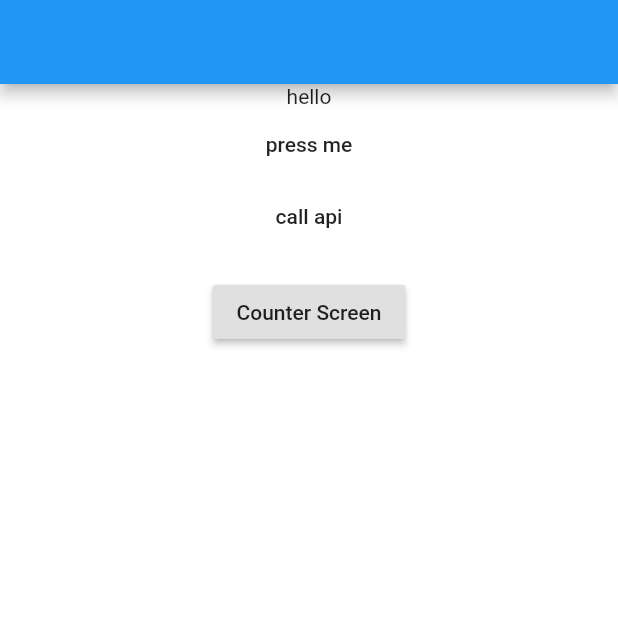
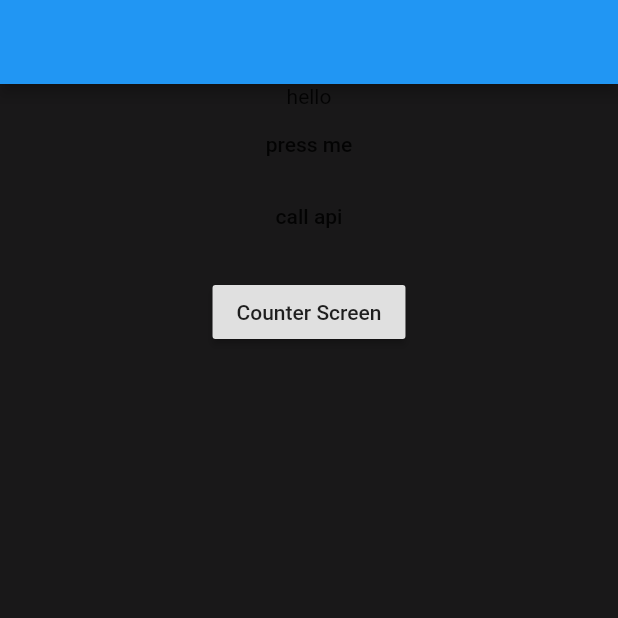
Before and after one commit to nhancv/nft, a Flutter app: the screen it shows after launch, on a phone screen of 412 x 824 dp, the top half of it. Run offline on Flutter 3.47's test engine with Material 2 defaults, Android fonts, the phone set to English and light mode, and no system bars; our stand-ins replace dio, flutter_screenutil, flutter_spinkit, shared_preferences.

Commit message:
feat: update theme

```diff
--- a/lib/my_app.dart
+++ b/lib/my_app.dart
@@ -44,8 +44,7 @@ class _MyAppState extends State<MyApp> {
         ChangeNotifierProvider(create: (_) => LocaleProvider()),
         ChangeNotifierProvider(create: (_) => AppThemeProvider()),
         ChangeNotifierProvider(
-            create: (context) =>
-                HomeProvider(context.read<AuthApi>())),
+            create: (context) => HomeProvider(context.read<AuthApi>())),
       ],
       child: Consumer2<LocaleProvider, AppThemeProvider>(
         builder: (context, localeProvider, appThemeProvider, child) {
@@ -65,10 +64,12 @@ class _MyAppState extends State<MyApp> {
                 pageTransitionsTheme: buildPageTransitionsTheme()),
             initialRoute: AppConstant.rootRoute,
             routes: <String, WidgetBuilder>{
-              AppConstant.rootRoute: (context) =>
-                  AppContent(screen: HomeScreen()),
-              AppConstant.counterScreenRoute: (context) =>
-                  AppContent(screen: CounterScreen(argument: ModalRoute.of(context)?.settings?.arguments)),
+              AppConstant.rootRoute: (context) => AppContent(
+                  theme: appThemeProvider.theme, screen: HomeScreen()),
+              AppConstant.counterScreenRoute: (context) => AppContent(
+                  theme: appThemeProvider.theme,
+                  screen: CounterScreen(
+                      argument: ModalRoute.of(context)?.settings?.arguments)),
             },
           );
         },
@@ -97,9 +98,11 @@ class LocaleProvider with ChangeNotifier {
 }
 
 class AppContent extends StatelessWidget {
+  final AppTheme theme;
   final Widget screen;
 
-  const AppContent({Key key, @required this.screen}) : super(key: key);
+  const AppContent({Key key, @required this.screen, @required this.theme})
+      : super(key: key);
 
   @override
   Widget build(BuildContext context) {
@@ -115,6 +118,7 @@ class AppContent extends StatelessWidget {
       body: AnnotatedRegion(
         value: SystemUiOverlayStyle.dark,
         child: AppBarPadding(
+          backgroundColor: theme.headerBgColor,
           child: screen,
         ),
       ),
```
